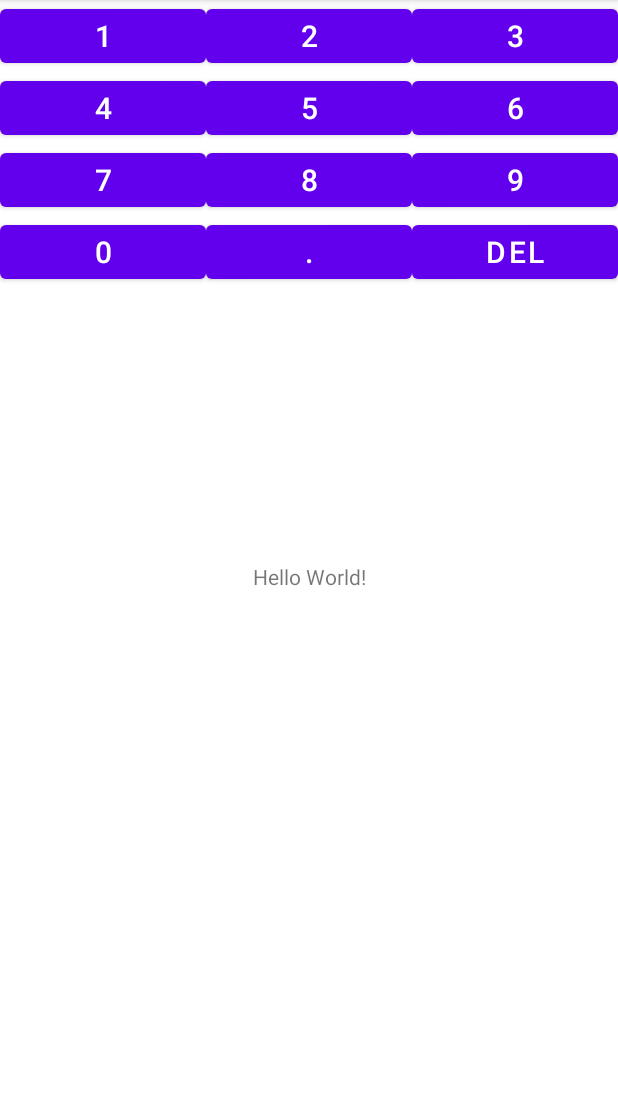
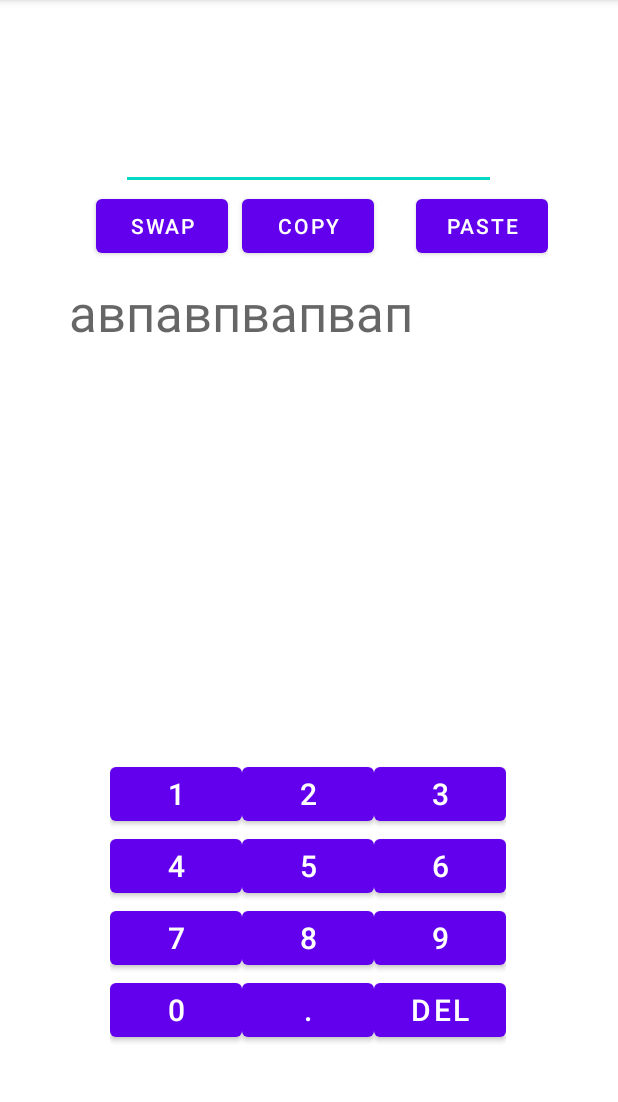
Before and after one commit to Matvey-Makaro/Android, an Android app: the screen it shows after launch (MainActivity), on a phone screen of 412 x 824 dp, the part 84-1186 px from its top. Run offline under Robolectric (Android 15) with nearby library versions, the phone set to English and light mode, and no system bars.

Commit message:
Fill activity_main.xml.

```diff
--- a/app/src/main/res/layout/activity_main.xml
+++ b/app/src/main/res/layout/activity_main.xml
@@ -6,19 +6,29 @@
     android:layout_height="match_parent"
     tools:context=".MainActivity">
 
-    <TextView
+    <androidx.fragment.app.FragmentContainerView
+        android:id="@+id/fragmentContainerView6"
+        android:name="com.example.converter.DataFragment"
         android:layout_width="wrap_content"
         android:layout_height="wrap_content"
-        android:text="Hello World!"
+        app:layout_constraintBottom_toTopOf="@+id/fragmentContainerView7"
+        app:layout_constraintEnd_toEndOf="parent"
+        app:layout_constraintHorizontal_bias="0.494"
+        app:layout_constraintStart_toStartOf="parent"
+        app:layout_constraintTop_toTopOf="parent"
+        app:layout_constraintVertical_bias="0.186"
+        tools:layout="@layout/fragment_data" />
+
+    <androidx.fragment.app.FragmentContainerView
+        android:id="@+id/fragmentContainerView7"
+        android:name="com.example.converter.KeyboardFragment"
+        android:layout_width="wrap_content"
+        android:layout_height="wrap_content"
         app:layout_constraintBottom_toBottomOf="parent"
         app:layout_constraintEnd_toEndOf="parent"
+        app:layout_constraintHorizontal_bias="0.496"
         app:layout_constraintStart_toStartOf="parent"
-        app:layout_constraintTop_toTopOf="parent" />
-
-    <fragment
-        android:id="@+id/keyboard_fragment"
-        android:name="com.example.converter.KeyboardFragment"
-        android:layout_width="match_parent"
-        android:layout_height="match_parent" />
-
+        app:layout_constraintTop_toTopOf="parent"
+        app:layout_constraintVertical_bias="0.877"
+        tools:layout="@layout/fragment_keyboard" />
 </androidx.constraintlayout.widget.ConstraintLayout>
--- a/app/src/main/res/layout/fragment_data.xml
+++ b/app/src/main/res/layout/fragment_data.xml
@@ -8,13 +8,14 @@
 
 
     <androidx.constraintlayout.widget.ConstraintLayout
+        android:id="@+id/constraintLayout1"
         android:layout_width="match_parent"
         android:layout_height="match_parent">
 
         <androidx.constraintlayout.widget.ConstraintLayout
-            android:id="@+id/constraintLayout"
+            android:id="@+id/constraintLayout2"
             android:layout_width="match_parent"
-            android:layout_height="100dp"
+            android:layout_height="wrap_content"
             app:layout_constraintBottom_toTopOf="@+id/button_swap"
             app:layout_constraintEnd_toEndOf="parent"
             app:layout_constraintStart_toStartOf="parent"
@@ -26,6 +27,7 @@
                 android:layout_height="match_parent"
                 android:layout_marginStart="16dp"
                 android:layout_marginEnd="16dp"
+                android:autofillHints=""
                 android:ems="10"
                 android:inputType="numberDecimal"
                 android:textAppearance="@style/TextAppearance.AppCompat.Display3"
@@ -33,7 +35,8 @@
                 app:layout_constraintBottom_toBottomOf="parent"
                 app:layout_constraintEnd_toStartOf="@+id/spinnerInput"
                 app:layout_constraintStart_toStartOf="parent"
-                app:layout_constraintTop_toTopOf="parent" />
+                app:layout_constraintTop_toTopOf="parent"
+                app:layout_constraintVertical_bias="0.0" />
 
             <Spinner
                 android:id="@+id/spinnerInput"
@@ -54,8 +57,7 @@
             app:layout_constraintEnd_toStartOf="@+id/button_copy"
             app:layout_constraintHorizontal_bias="0.657"
             app:layout_constraintStart_toStartOf="parent"
-            app:layout_constraintTop_toTopOf="parent"
-            app:layout_constraintVertical_bias="0.559" />
+            app:layout_constraintTop_toTopOf="parent" />
 
         <Button
             android:id="@+id/button_copy"
@@ -66,8 +68,7 @@
             app:layout_constraintEnd_toEndOf="parent"
             app:layout_constraintHorizontal_bias="0.498"
             app:layout_constraintStart_toStartOf="parent"
-            app:layout_constraintTop_toBottomOf="@+id/constraintLayout"
-            app:layout_constraintVertical_bias="0.316" />
+            app:layout_constraintTop_toTopOf="parent" />
 
         <Button
             android:id="@+id/button_paste"
@@ -77,27 +78,27 @@
             android:text="paste"
             app:layout_constraintBottom_toBottomOf="parent"
             app:layout_constraintEnd_toEndOf="parent"
-            app:layout_constraintHorizontal_bias="0.021"
+            app:layout_constraintHorizontal_bias="0.0"
             app:layout_constraintStart_toEndOf="@+id/button_copy"
-            app:layout_constraintTop_toBottomOf="@+id/constraintLayout"
-            app:layout_constraintVertical_bias="0.319" />
+            app:layout_constraintTop_toTopOf="parent" />
 
         <androidx.constraintlayout.widget.ConstraintLayout
+            android:id="@+id/constraintLayout3"
             android:layout_width="match_parent"
-            android:layout_height="100dp"
+            android:layout_height="wrap_content"
             app:layout_constraintBottom_toBottomOf="parent"
-            app:layout_constraintTop_toBottomOf="@+id/button_copy"
-            tools:layout_editor_absoluteX="1dp">
+            app:layout_constraintStart_toStartOf="parent"
+            app:layout_constraintTop_toBottomOf="@+id/button_copy">
 
             <TextView
                 android:id="@+id/text_view_output"
                 android:layout_width="250dp"
                 android:layout_height="match_parent"
-                android:layout_marginStart="16dp"
-                android:layout_marginEnd="16dp"
-                android:scrollbars = "vertical"
-                android:text=""
+                android:scrollbars="vertical"
+                android:text="авпавпвапвап"
                 android:textAppearance="@style/TextAppearance.AppCompat.Display1"
+                app:layout_constraintBottom_toBottomOf="parent"
+                app:layout_constraintEnd_toEndOf="parent"
                 app:layout_constraintStart_toStartOf="parent"
                 app:layout_constraintTop_toTopOf="parent" />
 
@@ -107,8 +108,10 @@
                 android:layout_height="match_parent"
                 app:layout_constraintBottom_toBottomOf="parent"
                 app:layout_constraintEnd_toEndOf="parent"
+                app:layout_constraintHorizontal_bias="0.0"
                 app:layout_constraintStart_toEndOf="@+id/text_view_output"
-                app:layout_constraintTop_toTopOf="parent" />
+                app:layout_constraintTop_toTopOf="parent"
+                app:layout_constraintVertical_bias="0.0" />
         </androidx.constraintlayout.widget.ConstraintLayout>
     </androidx.constraintlayout.widget.ConstraintLayout>
 </FrameLayout>
--- a/app/src/main/res/layout/fragment_keyboard.xml
+++ b/app/src/main/res/layout/fragment_keyboard.xml
@@ -2,7 +2,6 @@
 <FrameLayout xmlns:android="http://schemas.android.com/apk/res/android"
     xmlns:tools="http://schemas.android.com/tools"
     xmlns:app="http://schemas.android.com/apk/res-auto"
-    android:id="@+id/keyboard_fragment"
     android:layout_width="match_parent"
     android:layout_height="match_parent"
     tools:context=".KeyboardFragment">
```
